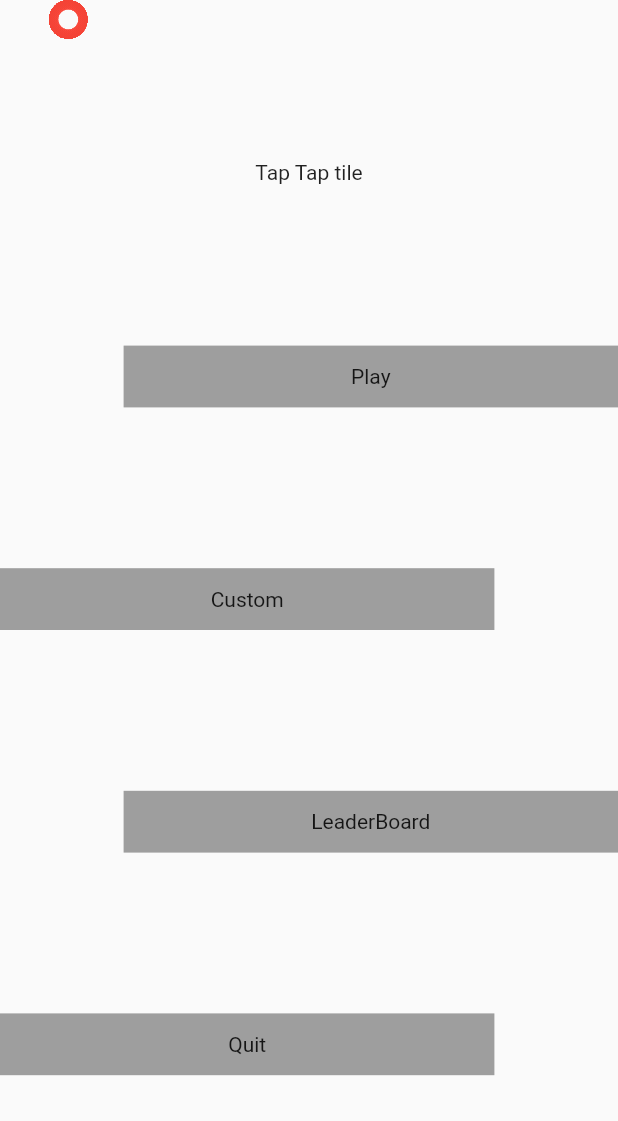
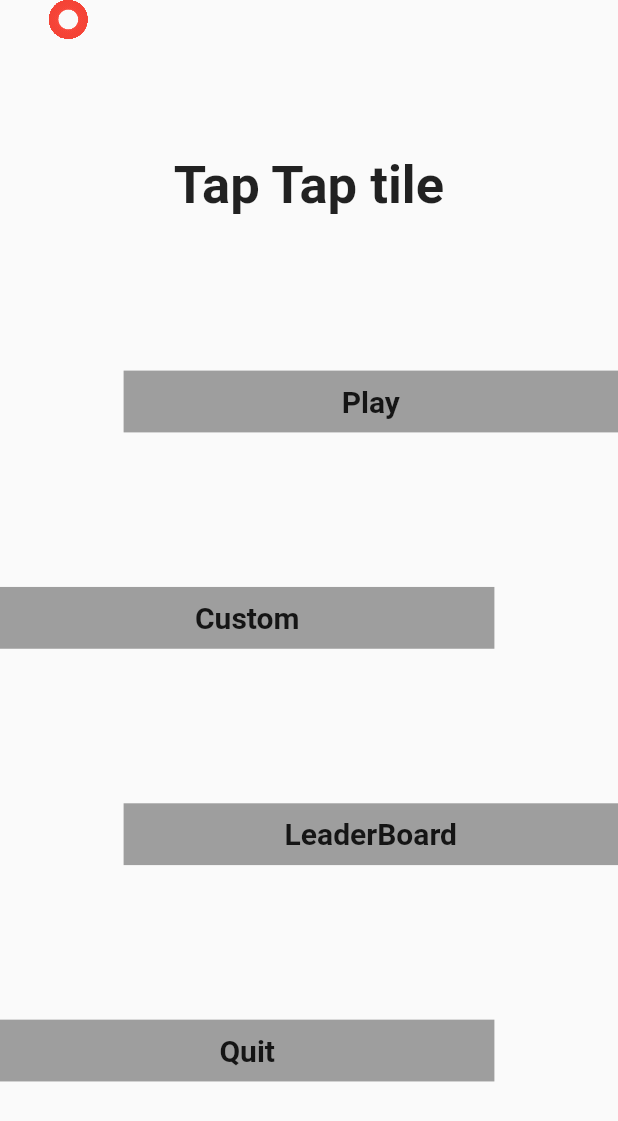
Before and after one commit to JoSaisPas/Tap-tap-tile, a Flutter app: the screen it shows after launch, on a phone screen of 412 x 824 dp. Shown: the top 1121 px of the screen. Run offline on Flutter 3.47's test engine with Material 2 defaults, Android fonts, the phone set to English and light mode, and no system bars; our stand-ins replace equatable, flutter_bloc, sqflite; accounts and stored records are empty.

Commit message:
change popup padding + update font size

```diff
--- a/lib/view/home.dart
+++ b/lib/view/home.dart
@@ -19,7 +19,7 @@ class Home extends StatelessWidget{
         crossAxisAlignment: CrossAxisAlignment.center,
         mainAxisAlignment: MainAxisAlignment.spaceEvenly,
         children: [
-          const Text('Tap Tap tile'),
+          const Text('Tap Tap tile', style: TextStyle(fontSize: 35, fontWeight: FontWeight.bold),),
 
           createButton(style: state.styleButton, str: 'Play', isRight: false, action: (){context.read<GameCubit>().chooseDifficulty();},),
           createButton(style: state.styleButton, str: 'Custom', isRight: true, action: (){context.read<GameCubit>().custom();},),
--- a/lib/widget/customButton.dart
+++ b/lib/widget/customButton.dart
@@ -1,23 +1,23 @@
 import 'dart:ui';
+import 'package:flutter/material.dart';
+import 'data.dart';
 
-import 'package:flutter/material.dart';
 
-import 'data.dart';
+TextStyle textStyle = const TextStyle(fontWeight: FontWeight.bold, fontSize: 20);
 Widget createButton({required StyleButton style, required String str, required bool isRight, required Function action}){
   switch(style){
     case StyleButton.glass:
       return CustomGlassButton(str: str, isRight: isRight, action: action);
     case StyleButton.classic:
-      return CustomButton(str: str, isRight: isRight, action: action);
+      return CustomClassicButton(str: str, isRight: isRight, action: action);
   }
 }
 
-class CustomButton extends StatelessWidget{
+class CustomClassicButton extends StatelessWidget{
   final String str;
   final bool isRight;
   final Function action;
-  const CustomButton({super.key, required this.str, required this.isRight, required this.action});
-
+  const CustomClassicButton({super.key, required this.str, required this.isRight, required this.action});
 
   @override
   Widget build(BuildContext context){
@@ -31,7 +31,7 @@ class CustomButton extends StatelessWidget{
           color: Colors.grey,
           width: MediaQuery.of(context).size.width * .8,
           height: MediaQuery.of(context).size.width * .1,
-          child: Center(child: Text(str),),
+          child: Center(child: Text(str, style: textStyle,),),
         ),
       ),
     );
@@ -46,7 +46,6 @@ class CustomGlassButton extends StatelessWidget{
   final Function action;
 
   const CustomGlassButton({super.key, required this.str, required this.isRight, required this.action});
-
 
   @override
   Widget build(BuildContext context){
@@ -63,9 +62,7 @@ class CustomGlassButton extends StatelessWidget{
          child: ClipRRect(
            child: BackdropFilter(
              filter: ImageFilter.blur(sigmaX: blur, sigmaY: blur),
-             child: Container(
-               child: Center(child: Text(str),),
-             ),
+             child: Center(child: Text(str,style: textStyle),),
            ),
          ),
         ),
--- a/lib/widget/custom_dialog.dart
+++ b/lib/widget/custom_dialog.dart
@@ -258,7 +258,7 @@ class _ContentPopUp extends State<ContentPopUp>{
   @override
   Widget build(BuildContext context){
     return Container(
-      padding: const EdgeInsets.all(20),
+      padding: const EdgeInsets.all(10),
       height: MediaQuery.of(context).size.height * 0.2,
       child: Column(
         mainAxisSize: MainAxisSize.max,
```
